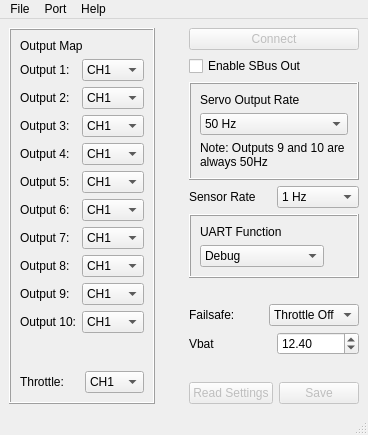
bemcgarvey/CRSFtoPWM, file software/CRSFClient/mainwindow.ui: the form before one commit.
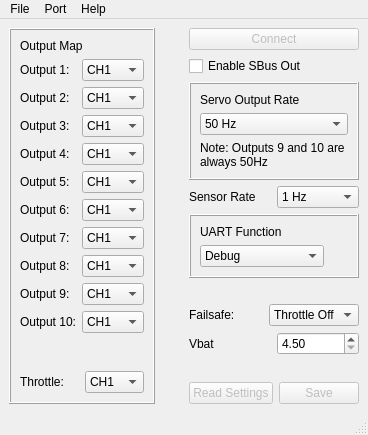
The form after the commit.

```diff
--- a/software/CRSFClient/mainwindow.ui
+++ b/software/CRSFClient/mainwindow.ui
@@ -1245,7 +1245,7 @@
         <item>
          <widget class="QDoubleSpinBox" name="voltageSpinBox">
           <property name="minimum">
-           <double>7.400000000000000</double>
+           <double>4.500000000000000</double>
           </property>
           <property name="maximum">
            <double>25.199999999999999</double>
@@ -1254,7 +1254,7 @@
            <double>0.100000000000000</double>
           </property>
           <property name="value">
-           <double>12.400000000000000</double>
+           <double>4.500000000000000</double>
           </property>
          </widget>
         </item>
```
